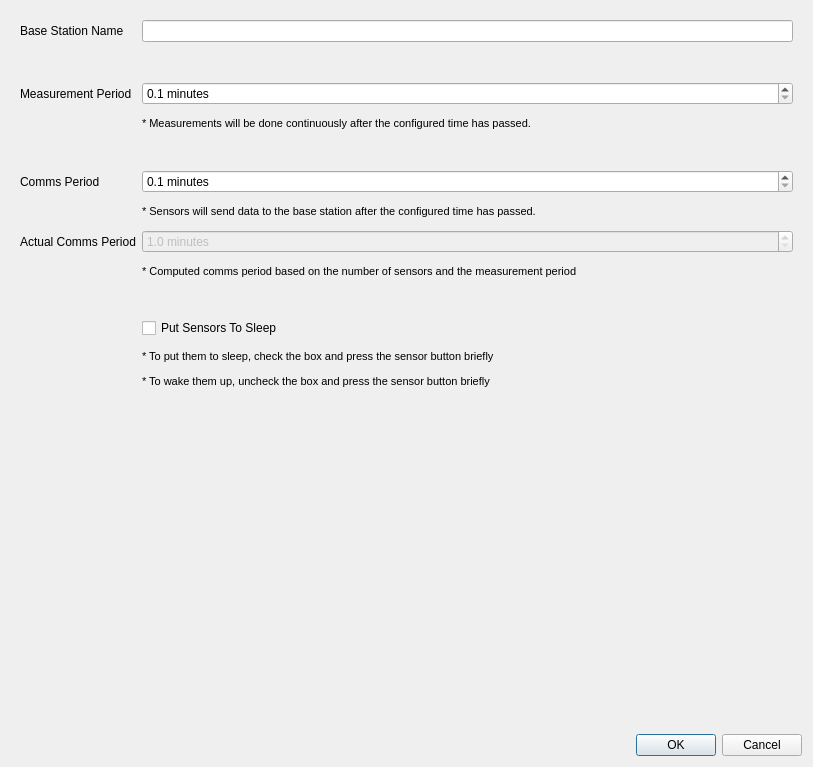
First picture: the form in manager/src/SensorSettingsDialog.ui, repository porkmarks/sense, before the edit.
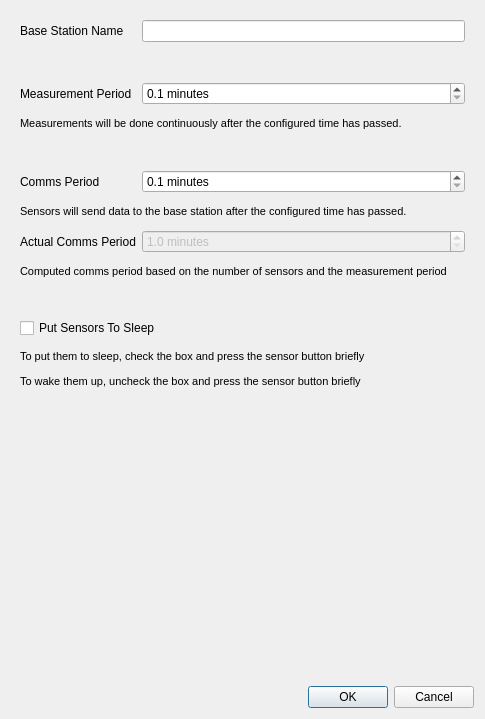
Second picture: the form after the edit.

Diff of the .ui file:
```diff
--- a/manager/src/SensorSettingsDialog.ui
+++ b/manager/src/SensorSettingsDialog.ui
@@ -6,8 +6,8 @@
    <rect>
     <x>0</x>
     <y>0</y>
-    <width>813</width>
-    <height>767</height>
+    <width>485</width>
+    <height>719</height>
    </rect>
   </property>
   <property name="windowTitle">
@@ -66,18 +66,6 @@
         </property>
        </widget>
       </item>
-      <item row="5" column="1">
-       <widget class="QLabel" name="label_6">
-        <property name="font">
-         <font>
-          <pointsize>8</pointsize>
-         </font>
-        </property>
-        <property name="text">
-         <string>* Measurements will be done continuously after the configured time has passed.</string>
-        </property>
-       </widget>
-      </item>
       <item row="6" column="1">
        <spacer name="verticalSpacer_3">
         <property name="orientation">
@@ -114,18 +102,6 @@
         </property>
        </widget>
       </item>
-      <item row="8" column="1">
-       <widget class="QLabel" name="label_7">
-        <property name="font">
-         <font>
-          <pointsize>8</pointsize>
-         </font>
-        </property>
-        <property name="text">
-         <string>* Sensors will send data to the base station after the configured time has passed.</string>
-        </property>
-       </widget>
-      </item>
       <item row="9" column="0">
        <widget class="QLabel" name="label_8">
         <property name="text">
@@ -149,18 +125,6 @@
         </property>
        </widget>
       </item>
-      <item row="10" column="1">
-       <widget class="QLabel" name="label_9">
-        <property name="font">
-         <font>
-          <pointsize>8</pointsize>
-         </font>
-        </property>
-        <property name="text">
-         <string>* Computed comms period based on the number of sensors and the measurement period</string>
-        </property>
-       </widget>
-      </item>
       <item row="11" column="1">
        <spacer name="verticalSpacer">
         <property name="orientation">
@@ -177,14 +141,50 @@
         </property>
        </spacer>
       </item>
-      <item row="12" column="1">
+      <item row="5" column="0" colspan="2">
+       <widget class="QLabel" name="label_6">
+        <property name="font">
+         <font>
+          <pointsize>8</pointsize>
+         </font>
+        </property>
+        <property name="text">
+         <string>Measurements will be done continuously after the configured time has passed.</string>
+        </property>
+       </widget>
+      </item>
+      <item row="8" column="0" colspan="2">
+       <widget class="QLabel" name="label_7">
+        <property name="font">
+         <font>
+          <pointsize>8</pointsize>
+         </font>
+        </property>
+        <property name="text">
+         <string>Sensors will send data to the base station after the configured time has passed.</string>
+        </property>
+       </widget>
+      </item>
+      <item row="10" column="0" colspan="2">
+       <widget class="QLabel" name="label_9">
+        <property name="font">
+         <font>
+          <pointsize>8</pointsize>
+         </font>
+        </property>
+        <property name="text">
+         <string>Computed comms period based on the number of sensors and the measurement period</string>
+        </property>
+       </widget>
+      </item>
+      <item row="12" column="0" colspan="2">
        <widget class="QCheckBox" name="sensorsSleeping">
         <property name="text">
          <string>Put Sensors To Sleep</string>
         </property>
        </widget>
       </item>
-      <item row="13" column="1">
+      <item row="13" column="0" colspan="2">
        <widget class="QLabel" name="label_4">
         <property name="font">
          <font>
@@ -192,11 +192,11 @@
          </font>
         </property>
         <property name="text">
-         <string>* To put them to sleep, check the box and press the sensor button briefly</string>
+         <string>To put them to sleep, check the box and press the sensor button briefly</string>
         </property>
        </widget>
       </item>
-      <item row="14" column="1">
+      <item row="14" column="0" colspan="2">
        <widget class="QLabel" name="label_5">
         <property name="font">
          <font>
@@ -204,7 +204,7 @@
          </font>
         </property>
         <property name="text">
-         <string>* To wake them up, uncheck the box and press the sensor button briefly</string>
+         <string>To wake them up, uncheck the box and press the sensor button briefly</string>
         </property>
        </widget>
       </item>
```
